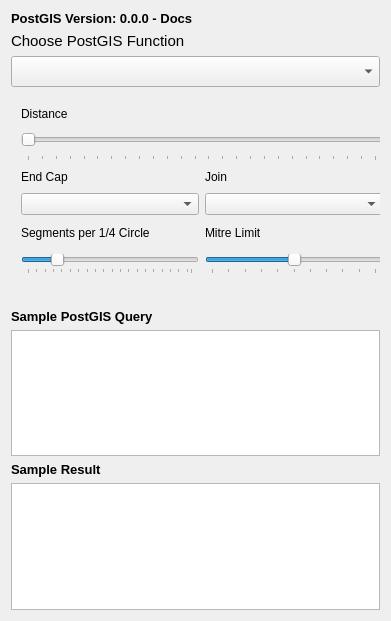
Above: geosaurus/gui/dialog.ui from dwsilk/qgis-geosaurus-plugin before the change. Below: the same form after it.
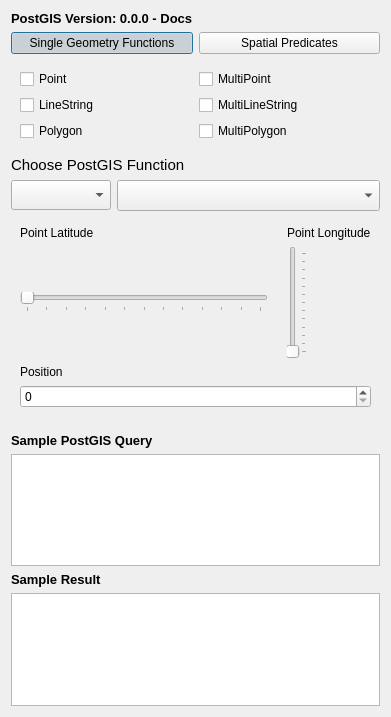
That is the form after the change. The open tabs and pages were chosen to show the change.

Commit message: Major refactor to use a function factory

What changed in the file:
```diff
--- a/geosaurus/gui/dialog.ui
+++ b/geosaurus/gui/dialog.ui
@@ -7,14 +7,143 @@
     <x>0</x>
     <y>0</y>
     <width>391</width>
-    <height>621</height>
+    <height>717</height>
    </rect>
   </property>
   <property name="windowTitle">
    <string>Geosaurus</string>
   </property>
   <layout class="QGridLayout" name="gridLayout">
-   <item row="8" column="0">
+   <item row="14" column="0">
+    <widget class="QLabel" name="lbl_query">
+     <property name="font">
+      <font>
+       <pointsize>10</pointsize>
+       <weight>75</weight>
+       <bold>true</bold>
+      </font>
+     </property>
+     <property name="text">
+      <string>Sample PostGIS Query</string>
+     </property>
+    </widget>
+   </item>
+   <item row="13" column="0">
+    <spacer name="vertical_spacer_2">
+     <property name="orientation">
+      <enum>Qt::Vertical</enum>
+     </property>
+     <property name="sizeType">
+      <enum>QSizePolicy::Minimum</enum>
+     </property>
+     <property name="sizeHint" stdset="0">
+      <size>
+       <width>20</width>
+       <height>10</height>
+      </size>
+     </property>
+    </spacer>
+   </item>
+   <item row="5" column="0">
+    <widget class="QLabel" name="lbl_postgis_version">
+     <property name="font">
+      <font>
+       <pointsize>10</pointsize>
+       <weight>75</weight>
+       <bold>true</bold>
+      </font>
+     </property>
+     <property name="text">
+      <string>PostGIS Version: 0.0.0 - Docs</string>
+     </property>
+    </widget>
+   </item>
+   <item row="11" column="0">
+    <layout class="QHBoxLayout" name="horizontal_layout">
+     <item>
+      <widget class="QComboBox" name="cmb_function_filter">
+       <property name="minimumSize">
+        <size>
+         <width>0</width>
+         <height>30</height>
+        </size>
+       </property>
+       <property name="maximumSize">
+        <size>
+         <width>100</width>
+         <height>16777215</height>
+        </size>
+       </property>
+      </widget>
+     </item>
+     <item>
+      <widget class="QComboBox" name="cmb_postgis_function">
+       <property name="font">
+        <font>
+         <pointsize>14</pointsize>
+         <weight>75</weight>
+         <bold>true</bold>
+        </font>
+       </property>
+       <property name="styleSheet">
+        <string notr="true"/>
+       </property>
+       <item>
+        <property name="text">
+         <string/>
+        </property>
+       </item>
+      </widget>
+     </item>
+    </layout>
+   </item>
+   <item row="15" column="0">
+    <widget class="QTextBrowser" name="txtb_query">
+     <property name="sizePolicy">
+      <sizepolicy hsizetype="Expanding" vsizetype="MinimumExpanding">
+       <horstretch>0</horstretch>
+       <verstretch>0</verstretch>
+      </sizepolicy>
+     </property>
+     <property name="minimumSize">
+      <size>
+       <width>0</width>
+       <height>50</height>
+      </size>
+     </property>
+    </widget>
+   </item>
+   <item row="17" column="0">
+    <widget class="QTextBrowser" name="txtb_result">
+     <property name="sizePolicy">
+      <sizepolicy hsizetype="Expanding" vsizetype="MinimumExpanding">
+       <horstretch>0</horstretch>
+       <verstretch>0</verstretch>
+      </sizepolicy>
+     </property>
+     <property name="minimumSize">
+      <size>
+       <width>0</width>
+       <height>50</height>
+      </size>
+     </property>
+    </widget>
+   </item>
+   <item row="16" column="0">
+    <widget class="QLabel" name="lbl_result">
+     <property name="font">
+      <font>
+       <pointsize>10</pointsize>
+       <weight>75</weight>
+       <bold>true</bold>
+      </font>
+     </property>
+     <property name="text">
+      <string>Sample Result</string>
+     </property>
+    </widget>
+   </item>
+   <item row="12" column="0">
     <widget class="QStackedWidget" name="stk_params">
      <property name="sizePolicy">
       <sizepolicy hsizetype="Expanding" vsizetype="MinimumExpanding">
@@ -29,9 +158,9 @@
       </size>
      </property>
      <property name="currentIndex">
-      <number>0</number>
+      <number>2</number>
      </property>
-     <widget class="QWidget" name="page_3">
+     <widget class="QWidget" name="pge_buffer">
       <widget class="QWidget" name="layoutWidget">
        <property name="geometry">
         <rect>
@@ -166,7 +295,7 @@
        </property>
        <layout class="QHBoxLayout" name="horizontalLayout_2">
         <item>
-         <widget class="QLabel" name="label_3">
+         <widget class="QLabel" name="lbl_end_cap">
           <property name="text">
            <string>End Cap</string>
           </property>
@@ -200,16 +329,52 @@
        </layout>
       </widget>
      </widget>
-     <widget class="QWidget" name="page_4">
-      <layout class="QVBoxLayout" name="verticalLayout">
-       <item>
+     <widget class="QWidget" name="pge_scale">
+      <layout class="QGridLayout" name="gridLayout_3">
+       <item row="1" column="2">
+        <widget class="QSlider" name="sld_scale_y">
+         <property name="maximum">
+          <number>50</number>
+         </property>
+         <property name="pageStep">
+          <number>5</number>
+         </property>
+         <property name="value">
+          <number>25</number>
+         </property>
+         <property name="orientation">
+          <enum>Qt::Vertical</enum>
+         </property>
+         <property name="tickPosition">
+          <enum>QSlider::TicksBelow</enum>
+         </property>
+         <property name="tickInterval">
+          <number>5</number>
+         </property>
+        </widget>
+       </item>
+       <item row="3" column="0" colspan="4">
+        <widget class="QLabel" name="label_19">
+         <property name="text">
+          <string/>
+         </property>
+        </widget>
+       </item>
+       <item row="0" column="2" colspan="2">
+        <widget class="QLabel" name="label_2">
+         <property name="text">
+          <string>Y</string>
+         </property>
+        </widget>
+       </item>
+       <item row="0" column="0">
         <widget class="QLabel" name="label">
          <property name="text">
           <string>X</string>
          </property>
         </widget>
        </item>
-       <item>
+       <item row="1" column="0">
         <widget class="QSlider" name="sld_scale_x">
          <property name="minimum">
           <number>0</number>
@@ -230,30 +395,161 @@
           <enum>QSlider::TicksBelow</enum>
          </property>
          <property name="tickInterval">
-          <number>2</number>
+          <number>5</number>
          </property>
         </widget>
        </item>
+       <item row="1" column="3">
+        <widget class="QLabel" name="label_18">
+         <property name="text">
+          <string/>
+         </property>
+        </widget>
+       </item>
+       <item row="1" column="1">
+        <widget class="QLabel" name="label_17">
+         <property name="text">
+          <string/>
+         </property>
+        </widget>
+       </item>
+       <item row="2" column="0" colspan="4">
+        <widget class="QLabel" name="label_20">
+         <property name="text">
+          <string/>
+         </property>
+        </widget>
+       </item>
+      </layout>
+     </widget>
+     <widget class="QWidget" name="page">
+      <layout class="QVBoxLayout" name="verticalLayout_2">
        <item>
-        <widget class="QLabel" name="label_2">
+        <widget class="QLabel" name="label_4">
          <property name="text">
-          <string>Y</string>
+          <string>Rotate</string>
          </property>
         </widget>
        </item>
        <item>
-        <widget class="QSlider" name="sld_scale_y">
-         <property name="minimum">
-          <number>0</number>
+        <widget class="QSlider" name="sld_rotate">
+         <property name="maximum">
+          <number>360</number>
          </property>
+         <property name="pageStep">
+          <number>45</number>
+         </property>
+         <property name="orientation">
+          <enum>Qt::Horizontal</enum>
+         </property>
+         <property name="tickPosition">
+          <enum>QSlider::TicksBelow</enum>
+         </property>
+         <property name="tickInterval">
+          <number>10</number>
+         </property>
+        </widget>
+       </item>
+       <item>
+        <spacer name="verticalSpacer_2">
+         <property name="orientation">
+          <enum>Qt::Vertical</enum>
+         </property>
+         <property name="sizeHint" stdset="0">
+          <size>
+           <width>20</width>
+           <height>40</height>
+          </size>
+         </property>
+        </spacer>
+       </item>
+      </layout>
+     </widget>
+     <widget class="QWidget" name="pge_interpolate">
+      <layout class="QVBoxLayout" name="verticalLayout_3">
+       <item>
+        <widget class="QLabel" name="label_5">
+         <property name="text">
+          <string>Fraction of Line</string>
+         </property>
+        </widget>
+       </item>
+       <item>
+        <widget class="QSlider" name="sld_interpolate">
          <property name="maximum">
-          <number>50</number>
+          <number>100</number>
          </property>
+         <property name="orientation">
+          <enum>Qt::Horizontal</enum>
+         </property>
+         <property name="tickPosition">
+          <enum>QSlider::TicksBelow</enum>
+         </property>
+         <property name="tickInterval">
+          <number>5</number>
+         </property>
+        </widget>
+       </item>
+       <item>
+        <spacer name="verticalSpacer_3">
+         <property name="orientation">
+          <enum>Qt::Vertical</enum>
+         </property>
+         <property name="sizeHint" stdset="0">
+          <size>
+           <width>20</width>
+           <height>40</height>
+          </size>
+         </property>
+        </spacer>
+       </item>
+      </layout>
+     </widget>
+     <widget class="QWidget" name="pge_substring">
+      <layout class="QVBoxLayout" name="verticalLayout_4">
+       <item>
+        <widget class="QLabel" name="label_9">
+         <property name="text">
+          <string>Start</string>
+         </property>
+        </widget>
+       </item>
+       <item>
+        <widget class="QSlider" name="sld_start_fraction">
+         <property name="maximum">
+          <number>100</number>
+         </property>
          <property name="pageStep">
           <number>5</number>
          </property>
+         <property name="orientation">
+          <enum>Qt::Horizontal</enum>
+         </property>
+         <property name="tickPosition">
+          <enum>QSlider::TicksBelow</enum>
+         </property>
+         <property name="tickInterval">
+          <number>5</number>
+         </property>
+        </widget>
+       </item>
+       <item>
+        <widget class="QLabel" name="label_10">
+         <property name="text">
+          <string>End</string>
+         </property>
+        </widget>
+       </item>
+       <item>
+        <widget class="QSlider" name="sld_end_fraction">
+         <property name="maximum">
+          <number>100</number>
+         </property>
+         <property name="pageStep">
+          <number>5</number>
+         </property>
          <property name="value">
-          <number>25</number>
+          <number>100</number>
          </property>
          <property name="orientation">
           <enum>Qt::Horizontal</enum>
@@ -262,12 +558,12 @@
           <enum>QSlider::TicksBelow</enum>
          </property>
          <property name="tickInterval">
-          <number>2</number>
+          <number>5</number>
          </property>
         </widget>
        </item>
        <item>
-        <spacer name="verticalSpacer">
+        <spacer name="verticalSpacer_4">
          <property name="orientation">
           <enum>Qt::Vertical</enum>
          </property>
@@ -281,122 +577,291 @@
        </item>
       </layout>
      </widget>
+     <widget class="QWidget" name="pge_concave">
+      <layout class="QVBoxLayout" name="verticalLayout_5">
+       <item>
+        <widget class="QLabel" name="label_3">
+         <property name="text">
+          <string>Target Percentage</string>
+         </property>
+        </widget>
+       </item>
+       <item>
+        <widget class="QSlider" name="sld_concave">
+         <property name="maximum">
+          <number>100</number>
+         </property>
+         <property name="pageStep">
+          <number>5</number>
+         </property>
+         <property name="value">
+          <number>100</number>
+         </property>
+         <property name="orientation">
+          <enum>Qt::Horizontal</enum>
+         </property>
+         <property name="tickPosition">
+          <enum>QSlider::TicksBelow</enum>
+         </property>
+         <property name="tickInterval">
+          <number>5</number>
+         </property>
+        </widget>
+       </item>
+       <item>
+        <widget class="QCheckBox" name="chk_holes">
+         <property name="text">
+          <string>Allow Holes</string>
+         </property>
+        </widget>
+       </item>
+       <item>
+        <spacer name="verticalSpacer_5">
+         <property name="orientation">
+          <enum>Qt::Vertical</enum>
+         </property>
+         <property name="sizeHint" stdset="0">
+          <size>
+           <width>20</width>
+           <height>91</height>
+          </size>
+         </property>
+        </spacer>
+       </item>
+      </layout>
+     </widget>
+     <widget class="QWidget" name="pge_add_point">
+      <layout class="QGridLayout" name="gridLayout_2">
+       <item row="1" column="0">
+        <widget class="QSlider" name="sld_latitude">
+         <property name="maximum">
+          <number>60</number>
+         </property>
+         <property name="pageStep">
+          <number>5</number>
+         </property>
+         <property name="orientation">
+          <enum>Qt::Horizontal</enum>
+         </property>
+         <property name="tickPosition">
+          <enum>QSlider::TicksBelow</enum>
+         </property>
+         <property name="tickInterval">
+          <number>5</number>
+         </property>
+        </widget>
+       </item>
+       <item row="1" column="2">
+        <widget class="QSlider" name="sld_longitude">
+         <property name="maximum">
+          <number>60</number>
+         </property>
+         <property name="pageStep">
+          <number>5</number>
+         </property>
+         <property name="orientation">
+          <enum>Qt::Vertical</enum>
+         </property>
+         <property name="tickPosition">
+          <enum>QSlider::TicksBelow</enum>
+         </property>
+         <property name="tickInterval">
+          <number>5</number>
+         </property>
+        </widget>
+       </item>
+       <item row="1" column="1">
+        <widget class="QLabel" name="label_11">
+         <property name="text">
+          <string/>
+         </property>
+        </widget>
+       </item>
+       <item row="1" column="3">
+        <widget class="QLabel" name="label_12">
+         <property name="text">
+          <string/>
+         </property>
+        </widget>
+       </item>
+       <item row="3" column="0" colspan="4">
+        <widget class="QSpinBox" name="spn_position"/>
+       </item>
+       <item row="2" column="0" colspan="4">
+        <widget class="QLabel" name="label_15">
+         <property name="text">
+          <string>Position</string>
+         </property>
+        </widget>
+       </item>
+       <item row="0" column="2" colspan="2">
+        <widget class="QLabel" name="label_14">
+         <property name="text">
+          <string>Point Longitude</string>
+         </property>
+        </widget>
+       </item>
+       <item row="0" column="0" colspan="2">
+        <widget class="QLabel" name="label_13">
+         <property name="text">
+          <string>Point Latitude</string>
+         </property>
+        </widget>
+       </item>
+      </layout>
+     </widget>
+     <widget class="QWidget" name="page_2">
+      <layout class="QVBoxLayout" name="verticalLayout_6">
+       <item>
+        <widget class="QLabel" name="label_16">
+         <property name="text">
+          <string>Max Segment Length</string>
+         </property>
+        </widget>
+       </item>
+       <item>
+        <widget class="QSlider" name="sld_max_segment_length">
+         <property name="maximum">
+          <number>100</number>
+         </property>
+         <property name="value">
+          <number>100</number>
+         </property>
+         <property name="orientation">
+          <enum>Qt::Horizontal</enum>
+         </property>
+         <property name="tickPosition">
+          <enum>QSlider::TicksBelow</enum>
+         </property>
+         <property name="tickInterval">
+          <number>5</number>
+         </property>
+        </widget>
+       </item>
+       <item>
+        <spacer name="verticalSpacer_6">
+         <property name="orientation">
+          <enum>Qt::Vertical</enum>
+         </property>
+         <property name="sizeHint" stdset="0">
+          <size>
+           <width>20</width>
+           <height>40</height>
+          </size>
+         </property>
+        </spacer>
+       </item>
+      </layout>
+     </widget>
     </widget>
    </item>
-   <item row="11" column="0">
-    <widget class="QLabel" name="lbl_query">
-     <property name="font">
-      <font>
-       <pointsize>10</pointsize>
-       <weight>75</weight>
-       <bold>true</bold>
-      </font>
-     </property>
-     <property name="text">
-      <string>Sample PostGIS Query</string>
-     </property>
-    </widget>
-   </item>
-   <item row="5" column="0">
-    <widget class="QLabel" name="lbl_postgis_version">
-     <property name="font">
-      <font>
-       <pointsize>10</pointsize>
-       <weight>75</weight>
-       <bold>true</bold>
-      </font>
-     </property>
-     <property name="text">
-      <string>PostGIS Version: 0.0.0 - Docs</string>
-     </property>
-    </widget>
-   </item>
-   <item row="7" column="0">
-    <layout class="QHBoxLayout" name="horizontal_layout">
+   <item row="8" column="0">
+    <layout class="QHBoxLayout" name="horizontalLayout_5">
      <item>
-      <widget class="QComboBox" name="cmb_postgis_function">
-       <property name="font">
-        <font>
-         <pointsize>14</pointsize>
-         <weight>75</weight>
-         <bold>true</bold>
-        </font>
+      <widget class="QPushButton" name="btn_single_geom">
+       <property name="text">
+        <string>Single Geometry Functions</string>
        </property>
-       <property name="styleSheet">
-        <string notr="true"/>
+       <property name="checkable">
+        <bool>true</bool>
        </property>
-       <item>
-        <property name="text">
-         <string/>
-        </property>
-       </item>
+       <property name="checked">
+        <bool>true</bool>
+       </property>
+      </widget>
+     </item>
+     <item>
+      <widget class="QPushButton" name="btn_predicates">
+       <property name="text">
+        <string>Spatial Predicates</string>
+       </property>
+       <property name="checkable">
+        <bool>true</bool>
+       </property>
       </widget>
      </item>
     </layout>
    </item>
-   <item row="12" column="0">
-    <widget class="QTextBrowser" name="txtb_query">
-     <property name="sizePolicy">
-      <sizepolicy hsizetype="Expanding" vsizetype="MinimumExpanding">
-       <horstretch>0</horstretch>
-       <verstretch>0</verstretch>
-      </sizepolicy>
+   <item row="9" column="0">
+    <widget class="QStackedWidget" name="stk_select_geoms">
+     <property name="currentIndex">
+      <number>0</number>
      </property>
-     <property name="minimumSize">
-      <size>
-       <width>0</width>
-       <height>50</height>
-      </size>
-     </property>
+     <widget class="QWidget" name="page_3">
+      <layout class="QGridLayout" name="gridLayout_4">
+       <item row="0" column="1">
+        <widget class="QCheckBox" name="chk_multipoint">
+         <property name="text">
+          <string>MultiPoint</string>
+         </property>
+        </widget>
+       </item>
+       <item row="1" column="1">
+        <widget class="QCheckBox" name="chk_multilinestring">
+         <property name="text">
+          <string>MultiLineString</string>
+         </property>
+        </widget>
+       </item>
+       <item row="0" column="0">
+        <widget class="QCheckBox" name="chk_point">
+         <property name="text">
+          <string>Point</string>
+         </property>
+        </widget>
+       </item>
+       <item row="1" column="0">
+        <widget class="QCheckBox" name="chk_linestring">
+         <property name="text">
+          <string>LineString</string>
+         </property>
+        </widget>
+       </item>
+       <item row="2" column="0">
+        <widget class="QCheckBox" name="chk_polygon">
+         <property name="text">
+          <string>Polygon</string>
+         </property>
+        </widget>
+       </item>
+       <item row="2" column="1">
+        <widget class="QCheckBox" name="chk_multipolygon">
+         <property name="text">
+          <string>MultiPolygon</string>
+         </property>
+        </widget>
+       </item>
+      </layout>
+     </widget>
+     <widget class="QWidget" name="page_4">
+      <layout class="QHBoxLayout" name="horizontalLayout_6">
+       <item>
+        <widget class="QComboBox" name="cmb_base_relate"/>
+       </item>
+       <item>
+        <widget class="QLabel" name="label_21">
+         <property name="maximumSize">
+          <size>
+           <width>16</width>
+           <height>16777215</height>
+          </size>
+         </property>
+         <property name="text">
+          <string>vs</string>
+         </property>
+         <property name="alignment">
+          <set>Qt::AlignCenter</set>
+         </property>
+        </widget>
+       </item>
+       <item>
+        <widget class="QComboBox" name="cmb_compare_relate"/>
+       </item>
+      </layout>
+     </widget>
     </widget>
    </item>
    <item row="10" column="0">
-    <spacer name="vertical_spacer_2">
-     <property name="orientation">
-      <enum>Qt::Vertical</enum>
-     </property>
-     <property name="sizeType">
-      <enum>QSizePolicy::Minimum</enum>
-     </property>
-     <property name="sizeHint" stdset="0">
-      <size>
-       <width>20</width>
-       <height>10</height>
-      </size>
-     </property>
-    </spacer>
-   </item>
-   <item row="14" column="0">
-    <widget class="QTextBrowser" name="txtb_result">
-     <property name="sizePolicy">
-      <sizepolicy hsizetype="Expanding" vsizetype="MinimumExpanding">
-       <horstretch>0</horstretch>
-       <verstretch>0</verstretch>
-      </sizepolicy>
-     </property>
-     <property name="minimumSize">
-      <size>
-       <width>0</width>
-       <height>50</height>
-      </size>
-     </property>
-    </widget>
-   </item>
-   <item row="13" column="0">
-    <widget class="QLabel" name="lbl_result">
-     <property name="font">
-      <font>
-       <pointsize>10</pointsize>
-       <weight>75</weight>
-       <bold>true</bold>
-      </font>
-     </property>
-     <property name="text">
-      <string>Sample Result</string>
-     </property>
-    </widget>
-   </item>
-   <item row="6" column="0">
     <widget class="QLabel" name="lbl_postgis_function">
      <property name="font">
       <font>
```
The commit also changes 33 other files.
